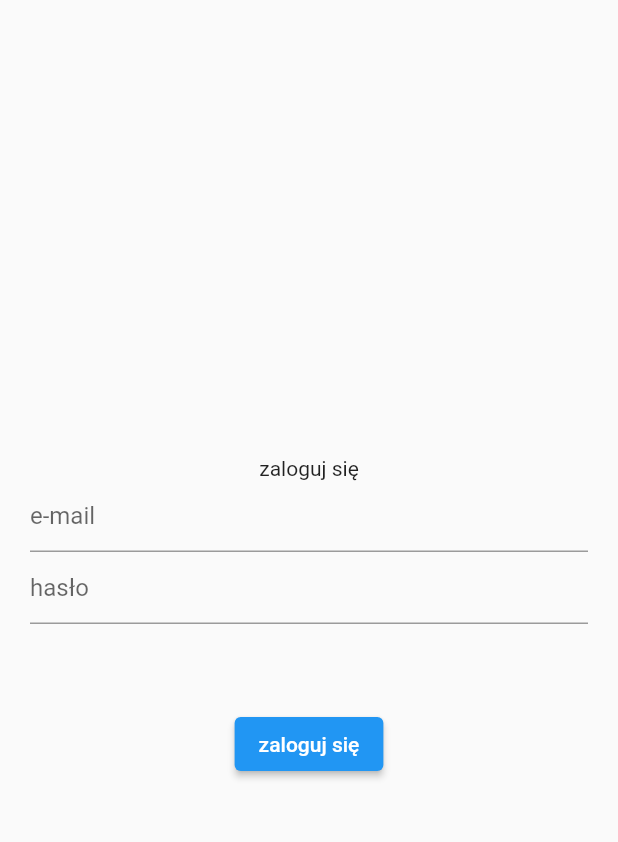
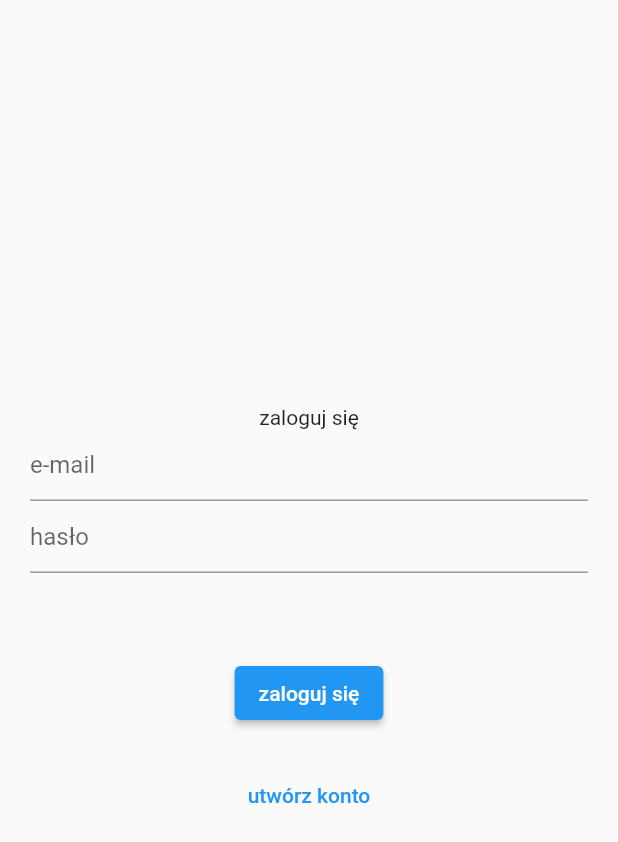
Before and after one commit to damiangawronski/kebab_snd, a Flutter app: the screen it shows after launch, on a phone screen of 412 x 824 dp. Shown: the top 842 px of the screen. Run offline on Flutter 3.47's test engine with Material 2 defaults, Android fonts, the phone set to English and light mode, and no system bars; our stand-ins replace firebase_auth, firebase_core; accounts and stored records are empty.

Commit message:
Add registration

```diff
--- a/lib/app/login/login_page.dart
+++ b/lib/app/login/login_page.dart
@@ -14,6 +14,7 @@
 
 class _LoginPageState extends State<LoginPage> {
   var errorMessage = '';
+  var isCreatingAccount = false;
 
   @override
   Widget build(BuildContext context) {
@@ -24,7 +25,9 @@
           child: Column(
             mainAxisAlignment: MainAxisAlignment.center,
             children: [
-              const Text('zaloguj się'),
+              Text(isCreatingAccount == true
+                  ? 'zarejestruj się'
+                  : 'zaloguj się'),
               TextField(
                 decoration: const InputDecoration(hintText: 'e-mail'),
                 controller: widget.emailController,
@@ -39,6 +42,7 @@
               const SizedBox(height: 20),
               ElevatedButton(
                 onPressed: () async {
+                  if (isCreatingAccount == true) {
                     try {
                       await FirebaseAuth.instance.signInWithEmailAndPassword(
                         email: widget.emailController.text,
@@ -49,9 +53,43 @@
                         errorMessage = error.toString();
                       });
                     }
+                  } else {
+                    try {
+                      await FirebaseAuth.instance
+                          .createUserWithEmailAndPassword(
+                        email: widget.emailController.text,
+                        password: widget.passwordController.text,
+                      );
+                    } catch (error) {
+                      setState(() {
+                        errorMessage = error.toString();
+                      });
+                    }
+                  }
                 },
                 child: const Text('zaloguj się'),
-              )
+              ),
+              const SizedBox(height: 20),
+              if (isCreatingAccount == false) ...[
+                TextButton(
+                  onPressed: () {
+                    setState(() {
+                      isCreatingAccount = true;
+                    });
+                  },
+                  child: Text('utwórz konto'),
+                ),
+              ],
+              if (isCreatingAccount == true) ...[
+                TextButton(
+                  onPressed: () {
+                    setState(() {
+                      isCreatingAccount = false;
+                    });
+                  },
+                  child: Text('masz już konto'),
+                ),
+              ],
             ],
           ),
         ),
```
Lines whose indentation alone changed are shown as unchanged.
